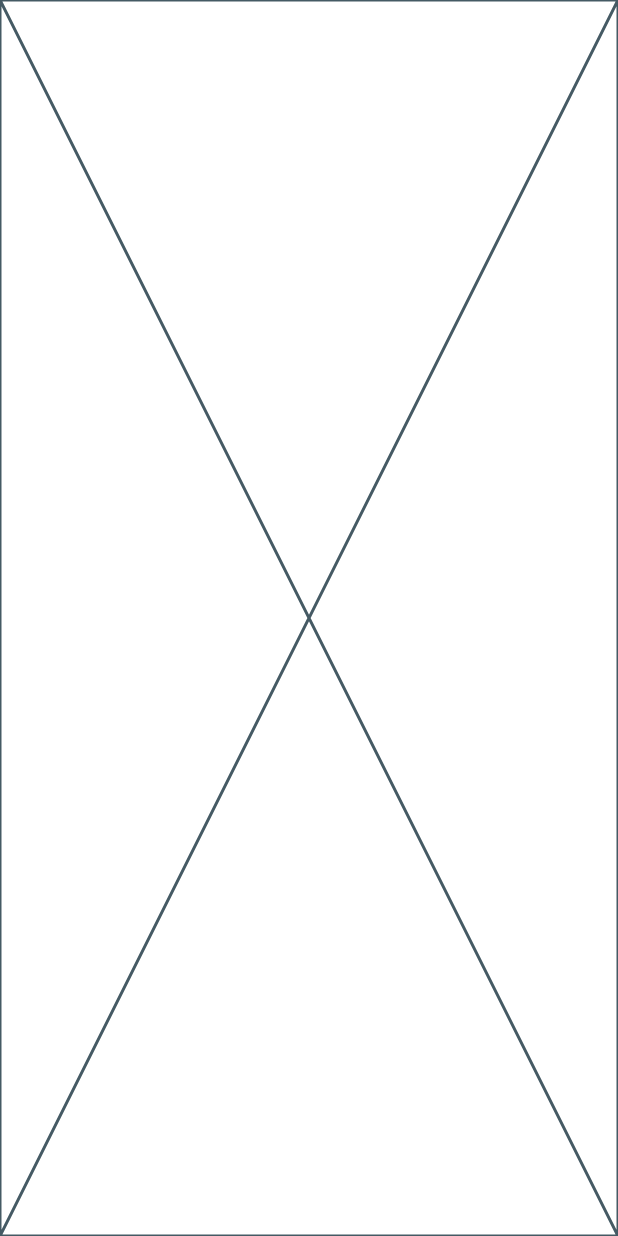
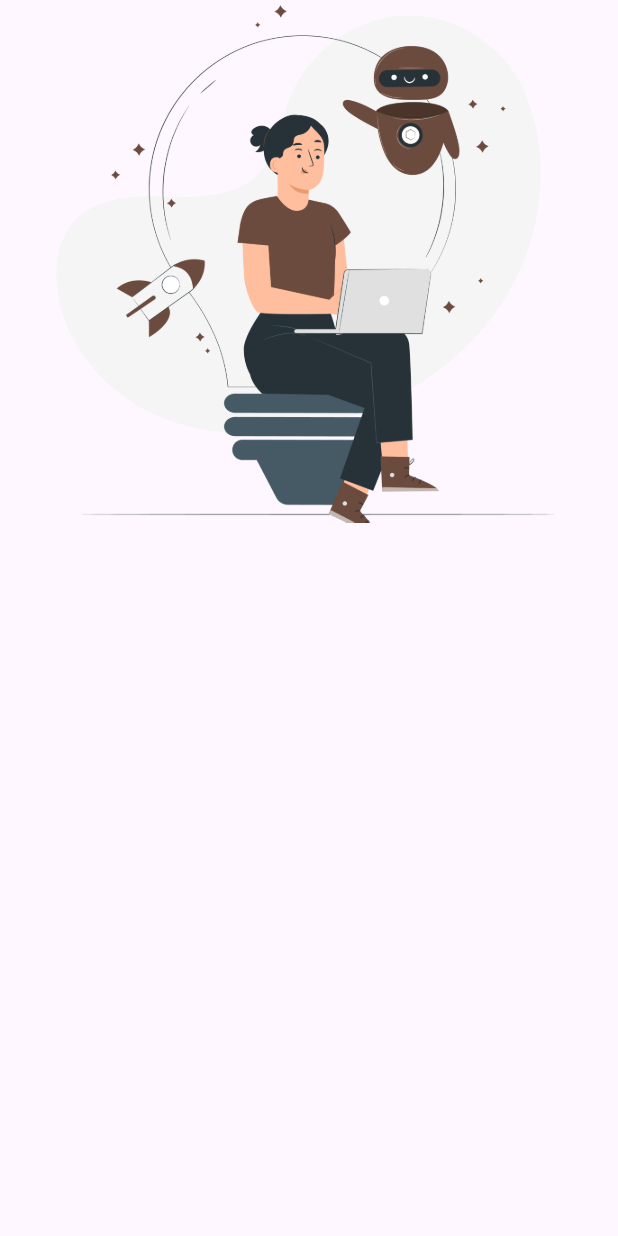
Before and after one commit to mozidan27/dalel, a Flutter app: the screen it shows after launch, on a phone screen of 412 x 824 dp. Run offline on Flutter 3.47's test engine with Material 3 defaults, Android fonts, the phone set to English and light mode, and no system bars.

```diff
--- /dev/null
+++ b/lib/core/utils/app_assets.dart
@@ -0,0 +1,31 @@
+class Assets {
+  Assets._();
+
+  /// Assets for imagesForgetpassword
+  /// assets/images/forgetpassword.png
+  static const String imagesForgetpassword = "assets/images/forgetpassword.png";
+
+  /// Assets for imagesOnboarding1
+  /// assets/images/onboarding1.png
+  static const String imagesOnboarding1 = "assets/images/onboarding1.png";
+
+  /// Assets for imagesOnboarding2
+  /// assets/images/onboarding2.png
+  static const String imagesOnboarding2 = "assets/images/onboarding2.png";
+
+  /// Assets for imagesOnboarding3
+  /// assets/images/onboarding3.png
+  static const String imagesOnboarding3 = "assets/images/onboarding3.png";
+
+  /// Assets for imagesSuccess
+  /// assets/images/Success.png
+  static const String imagesSuccess = "assets/images/Success.png";
+
+  /// Assets for imagesVector
+  /// assets/images/Vector.svg
+  static const String imagesVector = "assets/images/Vector.svg";
+
+  /// Assets for imagesVector2
+  /// assets/images/Vector2.svg
+  static const String imagesVector2 = "assets/images/Vector2.svg";
+}
--- a/lib/main.dart
+++ b/lib/main.dart
@@ -1,3 +1,4 @@
+import 'package:dalel/core/utils/app_assets.dart';
 import 'package:flutter/material.dart';
 
 void main() {
@@ -9,6 +10,12 @@ class Dalel extends StatelessWidget {
 
   @override
   Widget build(BuildContext context) {
-    return const Placeholder();
+    return MaterialApp(
+      home: Scaffold(
+        body: Container(
+          child: Image.asset(Assets.imagesOnboarding3),
+        ),
+      ),
+    );
   }
 }
```
Also changed, not shown: pubspec.yaml (+8 -3 lines), assets/images/Success.png (added), assets/images/Vector.svg (added), assets/images/Vector2.svg (added), assets/images/forgetpassword.png (added), assets/images/onboarding1.png (added), assets/images/onboarding2.png (added), assets/images/onboarding3.png (added), lib/core/utils/app_colors.dart (added), lib/core/utils/app_constants.dart (added), lib/core/utils/app_functions.dart (added), lib/core/utils/app_strings.dart (added), 1 other file.
